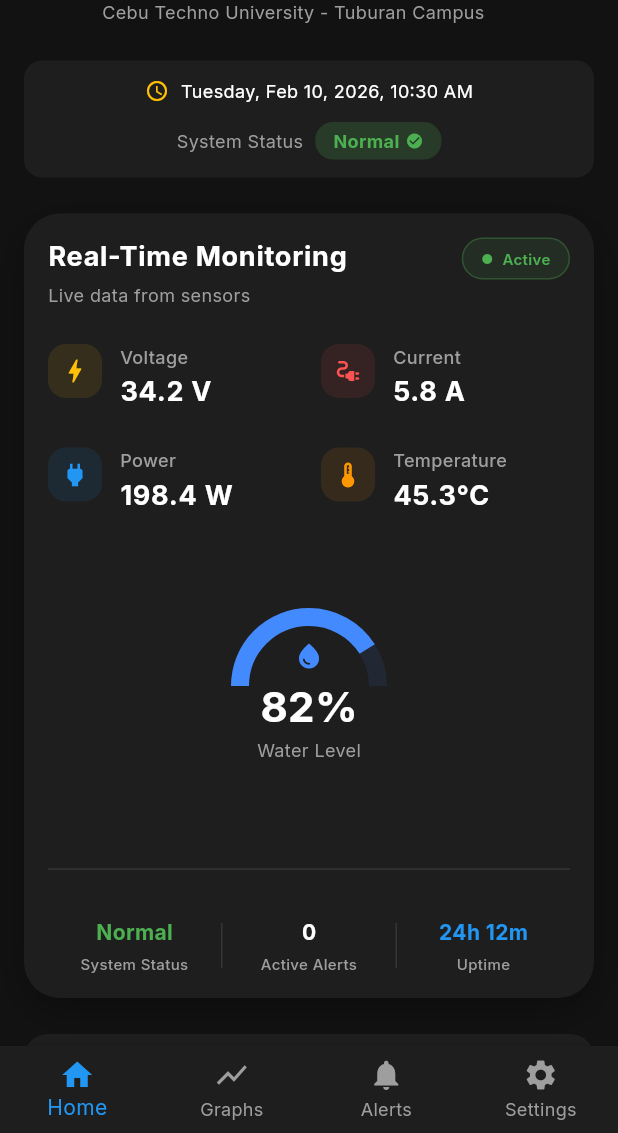
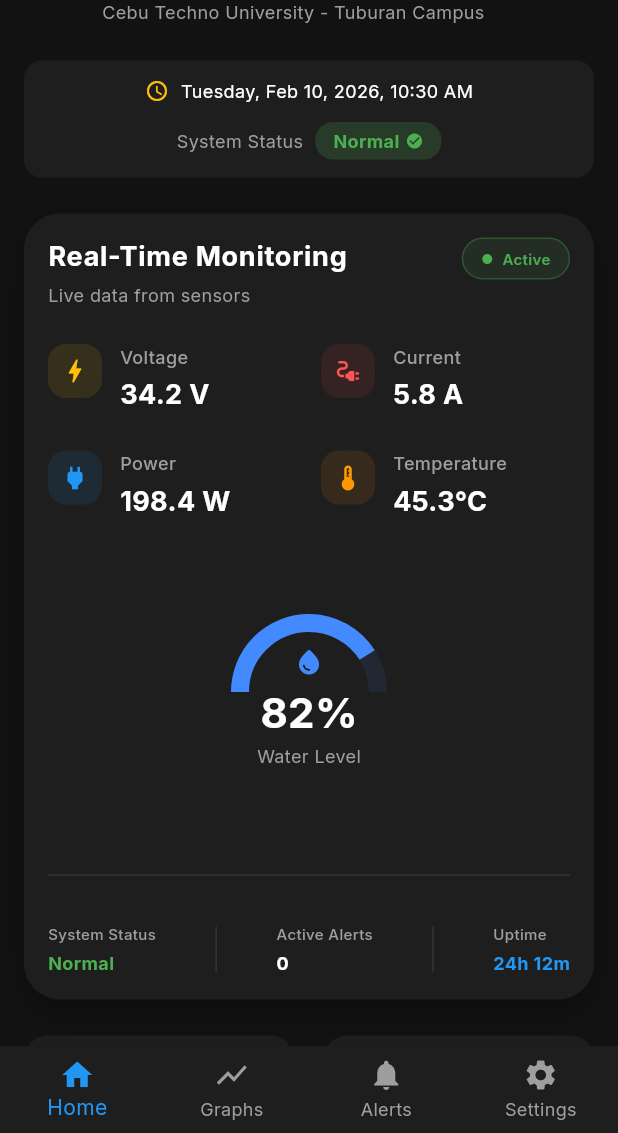
Before and after one commit to Jayabed45/AEAPAMSCTUTC, a Flutter app: the screen it shows after launch, on a phone screen of 412 x 824 dp, the part 103-1236 px from its top. Run offline on Flutter 3.47's test engine with Material 3 defaults, Android fonts, the phone set to English and light mode, and no system bars; drawn by our look-alikes of fl_chart; our stand-ins replace google_fonts.

Commit message:
two boxes in home page

```diff
--- a/lib/screens/home_screen.dart
+++ b/lib/screens/home_screen.dart
@@ -105,7 +105,7 @@ class HomeScreen extends StatelessWidget {
                                 vertical: 4,
                               ),
                               decoration: BoxDecoration(
-                                color: Colors.green.withValues(alpha: 0.2),
+                                color: Colors.green.withOpacity(0.2),
                                 borderRadius: BorderRadius.circular(12),
                               ),
                               child: const Row(
@@ -160,8 +160,8 @@ class HomeScreen extends StatelessWidget {
                     crossAxisCount = 2;
                     childAspectRatio = 2.0;
                   } else {
-                    crossAxisCount = 1;
-                    childAspectRatio = 1.8;
+                    crossAxisCount = 2;
+                    childAspectRatio = 1.0;
                   }
 
                   return GridView.count(
--- a/lib/widgets/alert_tile.dart
+++ b/lib/widgets/alert_tile.dart
@@ -44,7 +44,7 @@ class AlertTile extends StatelessWidget {
               Container(
                 padding: const EdgeInsets.all(8),
                 decoration: BoxDecoration(
-                  color: iconColor.withValues(alpha: 0.2),
+                  color: iconColor.withOpacity(0.2),
                   shape: BoxShape.circle,
                 ),
                 child: Icon(icon, color: iconColor, size: 20),
@@ -76,7 +76,7 @@ class AlertTile extends StatelessWidget {
               Container(
                 padding: const EdgeInsets.symmetric(horizontal: 8, vertical: 4),
                 decoration: BoxDecoration(
-                  color: badgeColor.withValues(alpha: 0.2),
+                  color: badgeColor.withOpacity(0.2),
                   borderRadius: BorderRadius.circular(12),
                 ),
                 child: Text(
--- a/lib/widgets/combined_dashboard_card.dart
+++ b/lib/widgets/combined_dashboard_card.dart
@@ -32,7 +32,7 @@ class CombinedDashboardCard extends StatelessWidget {
             borderRadius: BorderRadius.circular(24),
             boxShadow: [
               BoxShadow(
-                color: Colors.black.withValues(alpha: 0.3),
+                color: Colors.black.withOpacity(0.3),
                 blurRadius: 20,
                 offset: const Offset(0, 8),
               ),
@@ -73,11 +73,9 @@ class CombinedDashboardCard extends StatelessWidget {
                       vertical: 6,
                     ),
                     decoration: BoxDecoration(
-                      color: Colors.green.withValues(alpha: 0.1),
+                      color: Colors.green.withOpacity(0.1),
                       borderRadius: BorderRadius.circular(20),
-                      border: Border.all(
-                        color: Colors.green.withValues(alpha: 0.3),
-                      ),
+                      border: Border.all(color: Colors.green.withOpacity(0.3)),
                     ),
                     child: Row(
                       children: [
@@ -177,9 +175,7 @@ class CombinedDashboardCard extends StatelessWidget {
                                   showTitle: false,
                                 ),
                                 PieChartSectionData(
-                                  color: Colors.blueAccent.withValues(
-                                    alpha: 0.1,
-                                  ),
+                                  color: Colors.blueAccent.withOpacity(0.1),
                                   value: 100 - waterLevel,
                                   title: '',
                                   radius: isMobile ? 12 : 16,
@@ -282,7 +278,7 @@ class CombinedDashboardCard extends StatelessWidget {
           Container(
             padding: EdgeInsets.all(isMobile ? 8 : 10),
             decoration: BoxDecoration(
-              color: iconColor.withValues(alpha: 0.1),
+              color: iconColor.withOpacity(0.1),
               borderRadius: BorderRadius.circular(12),
             ),
             child: Icon(icon, color: iconColor, size: isMobile ? 20 : 24),
@@ -299,19 +295,14 @@ class CombinedDashboardCard extends StatelessWidget {
                     fontSize: isMobile ? 12 : 13,
                     fontWeight: FontWeight.w500,
                   ),
-                  overflow: TextOverflow.ellipsis,
                 ),
-                SizedBox(height: isMobile ? 2 : 4),
-                FittedBox(
-                  fit: BoxFit.scaleDown,
-                  child: Text(
+                const SizedBox(height: 4),
+                Text(
                   value,
                   style: TextStyle(
                     color: valueColor,
-                      fontSize: isMobile ? 18 : 20,
+                    fontSize: isMobile ? 18 : 22,
                     fontWeight: FontWeight.bold,
-                      letterSpacing: 0.5,
-                    ),
                   ),
                 ),
               ],
@@ -328,32 +319,27 @@ class CombinedDashboardCard extends StatelessWidget {
     Color color,
     bool isMobile,
   ) {
-    return Expanded(
-      child: Column(
+    return Column(
+      crossAxisAlignment: CrossAxisAlignment.start,
       children: [
-          FittedBox(
-            fit: BoxFit.scaleDown,
-            child: Text(
-              value,
+        Text(
+          label,
           style: TextStyle(
-                color: color,
-                fontSize: isMobile ? 14 : 16,
-                fontWeight: FontWeight.bold,
-              ),
+            color: Colors.grey,
+            fontSize: isMobile ? 10 : 12,
+            fontWeight: FontWeight.w500,
           ),
         ),
         const SizedBox(height: 4),
         Text(
-            label,
+          value,
           style: TextStyle(
-              color: Colors.grey,
-              fontSize: isMobile ? 10 : 11,
-              fontWeight: FontWeight.w500,
+            color: color,
+            fontSize: isMobile ? 12 : 14,
+            fontWeight: FontWeight.bold,
           ),
-            textAlign: TextAlign.center,
         ),
       ],
-      ),
     );
   }
 }
--- a/lib/widgets/dashboard_card.dart
+++ b/lib/widgets/dashboard_card.dart
@@ -22,8 +22,16 @@ class DashboardCard extends StatelessWidget {
 
   @override
   Widget build(BuildContext context) {
+    return LayoutBuilder(
+      builder: (context, constraints) {
+        final width = constraints.maxWidth;
+        final isSmall = width < 150; // Threshold for very small cards
+        final padding = isSmall ? 12.0 : 16.0;
+        final iconSize = isSmall ? 20.0 : 24.0;
+        final iconPadding = isSmall ? 6.0 : 8.0;
+
         return Container(
-      padding: const EdgeInsets.all(16),
+          padding: EdgeInsets.all(padding),
           decoration: BoxDecoration(
             color: const Color(0xFF1E1E1E),
             borderRadius: BorderRadius.circular(16),
@@ -32,78 +40,93 @@ class DashboardCard extends StatelessWidget {
             crossAxisAlignment: CrossAxisAlignment.start,
             mainAxisAlignment: MainAxisAlignment.spaceBetween,
             children: [
+              // Top Row: Icon and Status
               Row(
                 mainAxisAlignment: MainAxisAlignment.spaceBetween,
                 children: [
                   Container(
-                padding: const EdgeInsets.all(8),
+                    padding: EdgeInsets.all(iconPadding),
                     decoration: BoxDecoration(
-                  color: iconColor.withValues(alpha: 0.2),
+                      color: iconColor.withOpacity(0.2),
                       shape: BoxShape.circle,
                     ),
-                child: Icon(icon, color: iconColor, size: 24),
+                    child: Icon(icon, color: iconColor, size: iconSize),
                   ),
                   if (statusText != null)
-                Container(
+                    Flexible(
+                      child: Container(
                         padding: const EdgeInsets.symmetric(
                           horizontal: 8,
                           vertical: 4,
                         ),
                         decoration: BoxDecoration(
-                    color: (statusColor ?? Colors.green).withValues(alpha: 0.2),
+                          color: (statusColor ?? Colors.green).withOpacity(0.2),
                           borderRadius: BorderRadius.circular(12),
                         ),
                         child: Text(
                           statusText!,
                           style: TextStyle(
                             color: statusColor ?? Colors.green,
-                      fontSize: 10,
+                            fontSize: isSmall ? 9 : 10,
                             fontWeight: FontWeight.bold,
+                          ),
+                          overflow: TextOverflow.ellipsis,
                         ),
                       ),
                     ),
                 ],
               ),
-          const SizedBox(height: 12),
-          FittedBox(
+
+              // Middle: Value
+              Expanded(
+                child: Align(
+                  alignment: Alignment.centerLeft,
+                  child: FittedBox(
                     fit: BoxFit.scaleDown,
+                    alignment: Alignment.centerLeft,
                     child: Text(
                       value,
-              style: const TextStyle(
-                fontSize: 20,
+                      style: TextStyle(
+                        fontSize: isSmall ? 20 : 24, // Increased size
                         fontWeight: FontWeight.bold,
                         color: Colors.white,
                       ),
                     ),
                   ),
-          const SizedBox(height: 4),
-          Row(
-            mainAxisAlignment: MainAxisAlignment.spaceBetween,
+                ),
+              ),
+
+              // Bottom: Labels
+              Column(
+                crossAxisAlignment: CrossAxisAlignment.start,
+                mainAxisSize: MainAxisSize.min,
                 children: [
-              Flexible(
-                child: Text(
+                  Text(
                     label,
+                    maxLines: 1,
                     overflow: TextOverflow.ellipsis,
                     style: TextStyle(
-                    fontSize: 14,
+                      fontSize: isSmall ? 12 : 14,
                       fontWeight: FontWeight.w600,
                       color: Colors.blue[200],
                     ),
                   ),
-              ),
-              if (statusText != null &&
-                  label != "Water Level" &&
-                  label !=
-                      "Energy Hour") // Avoid duplicate status if layout differs slightly
-                SizedBox.shrink(), // Or handle specific layout needs
-            ],
-          ),
+                  SizedBox(height: isSmall ? 2 : 4),
                   Text(
                     subLabel,
-            style: const TextStyle(fontSize: 12, color: Colors.grey),
+                    maxLines: 1,
+                    overflow: TextOverflow.ellipsis,
+                    style: TextStyle(
+                      fontSize: isSmall ? 10 : 11,
+                      color: Colors.grey,
+                    ),
+                  ),
+                ],
               ),
             ],
           ),
         );
+      },
+    );
   }
 }
--- a/lib/widgets/statistic_chart.dart
+++ b/lib/widgets/statistic_chart.dart
@@ -114,7 +114,7 @@ class StatisticChart extends StatelessWidget {
                     dotData: const FlDotData(show: false),
                     belowBarData: BarAreaData(
                       show: true,
-                      color: lineColor.withValues(alpha: 0.1),
+                      color: lineColor.withOpacity(0.1),
                     ),
                   ),
                 ],
```
Lines whose indentation alone changed are shown as unchanged.
